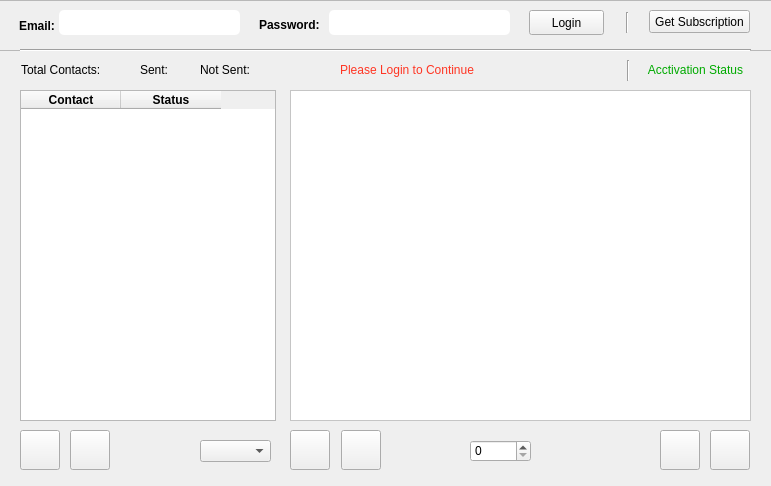
Old version of the form Res/GUI.ui in the repository mkeykhan/WAM-Whatsapp-Web-Automation.
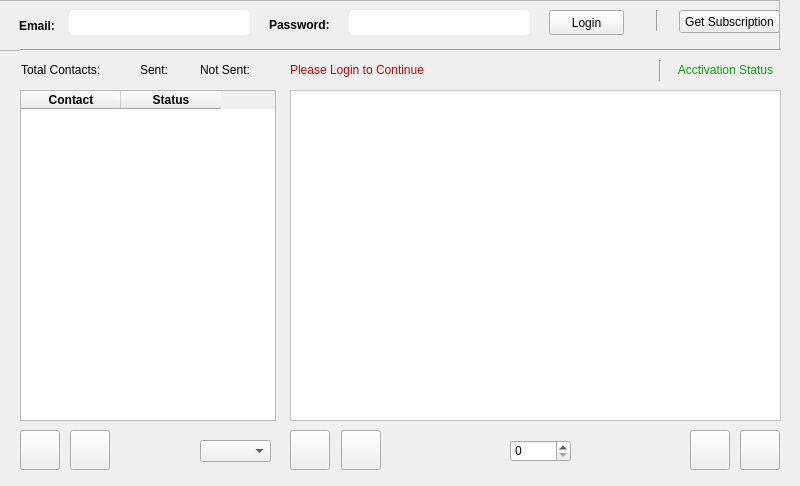
New version of the form. Icons and pictures are not drawn.

Diff of the .ui file:
```diff
--- a/Res/GUI.ui
+++ b/Res/GUI.ui
@@ -6,19 +6,19 @@
    <rect>
     <x>0</x>
     <y>0</y>
-    <width>771</width>
+    <width>800</width>
     <height>486</height>
    </rect>
   </property>
   <property name="minimumSize">
    <size>
-    <width>771</width>
+    <width>800</width>
     <height>486</height>
    </size>
   </property>
   <property name="maximumSize">
    <size>
-    <width>771</width>
+    <width>800</width>
     <height>486</height>
    </size>
   </property>
@@ -62,7 +62,7 @@
    <widget class="QPushButton" name="Send">
     <property name="geometry">
      <rect>
-      <x>710</x>
+      <x>740</x>
       <y>430</y>
       <width>40</width>
       <height>40</height>
@@ -101,7 +101,7 @@
    <widget class="QPushButton" name="AttachFile">
     <property name="geometry">
      <rect>
-      <x>660</x>
+      <x>690</x>
       <y>430</y>
       <width>40</width>
       <height>40</height>
@@ -166,7 +166,7 @@
      <rect>
       <x>290</x>
       <y>90</y>
-      <width>461</width>
+      <width>491</width>
       <height>331</height>
      </rect>
     </property>
@@ -179,15 +179,15 @@
    <widget class="QLabel" name="warn">
     <property name="geometry">
      <rect>
-      <x>340</x>
+      <x>290</x>
       <y>60</y>
-      <width>281</width>
+      <width>331</width>
       <height>20</height>
      </rect>
     </property>
     <property name="styleSheet">
-     <string notr="true">font: 75 10pt &quot;Roboto&quot;;
-color: rgb(255, 53, 35);</string>
+     <string notr="true">font: 57 9pt &quot;Poppins Medium&quot;;
+color: rgb(206, 0, 0)</string>
     </property>
     <property name="text">
      <string>Please Login to Continue</string>
@@ -241,7 +241,7 @@
    <widget class="QSpinBox" name="spinBox">
     <property name="geometry">
      <rect>
-      <x>470</x>
+      <x>510</x>
       <y>440</y>
       <width>61</width>
       <height>22</height>
@@ -391,7 +391,7 @@
     <widget class="QLineEdit" name="PasswordBox">
      <property name="geometry">
       <rect>
-       <x>330</x>
+       <x>350</x>
        <y>10</y>
        <width>181</width>
        <height>25</height>
@@ -405,7 +405,7 @@
     <widget class="QPushButton" name="login">
      <property name="geometry">
       <rect>
-       <x>530</x>
+       <x>550</x>
        <y>10</y>
        <width>75</width>
        <height>25</height>
@@ -418,9 +418,9 @@
     <widget class="QLabel" name="label_2">
      <property name="geometry">
       <rect>
-       <x>260</x>
+       <x>270</x>
        <y>9</y>
-       <width>61</width>
+       <width>71</width>
        <height>31</height>
       </rect>
      </property>
@@ -435,7 +435,7 @@
     <widget class="QLineEdit" name="EmailBox">
      <property name="geometry">
       <rect>
-       <x>60</x>
+       <x>70</x>
        <y>10</y>
        <width>181</width>
        <height>25</height>
@@ -469,8 +469,8 @@
     <widget class="Line" name="line_2">
      <property name="geometry">
       <rect>
-       <x>620</x>
-       <y>12</y>
+       <x>650</x>
+       <y>10</y>
        <width>16</width>
        <height>21</height>
       </rect>
@@ -482,7 +482,7 @@
     <widget class="QPushButton" name="pushButton_2">
      <property name="geometry">
       <rect>
-       <x>650</x>
+       <x>680</x>
        <y>10</y>
        <width>101</width>
        <height>23</height>
@@ -498,7 +498,7 @@
      <rect>
       <x>20</x>
       <y>40</y>
-      <width>731</width>
+      <width>761</width>
       <height>20</height>
      </rect>
     </property>
@@ -679,7 +679,7 @@
    <widget class="QLabel" name="act_label">
     <property name="geometry">
      <rect>
-      <x>640</x>
+      <x>670</x>
       <y>60</y>
       <width>111</width>
       <height>20</height>
@@ -702,7 +702,7 @@
    <widget class="Line" name="line_3">
     <property name="geometry">
      <rect>
-      <x>618</x>
+      <x>650</x>
       <y>60</y>
       <width>20</width>
       <height>21</height>
```
Left out of the diff: 2 changed lines with no effect on the pictures.
